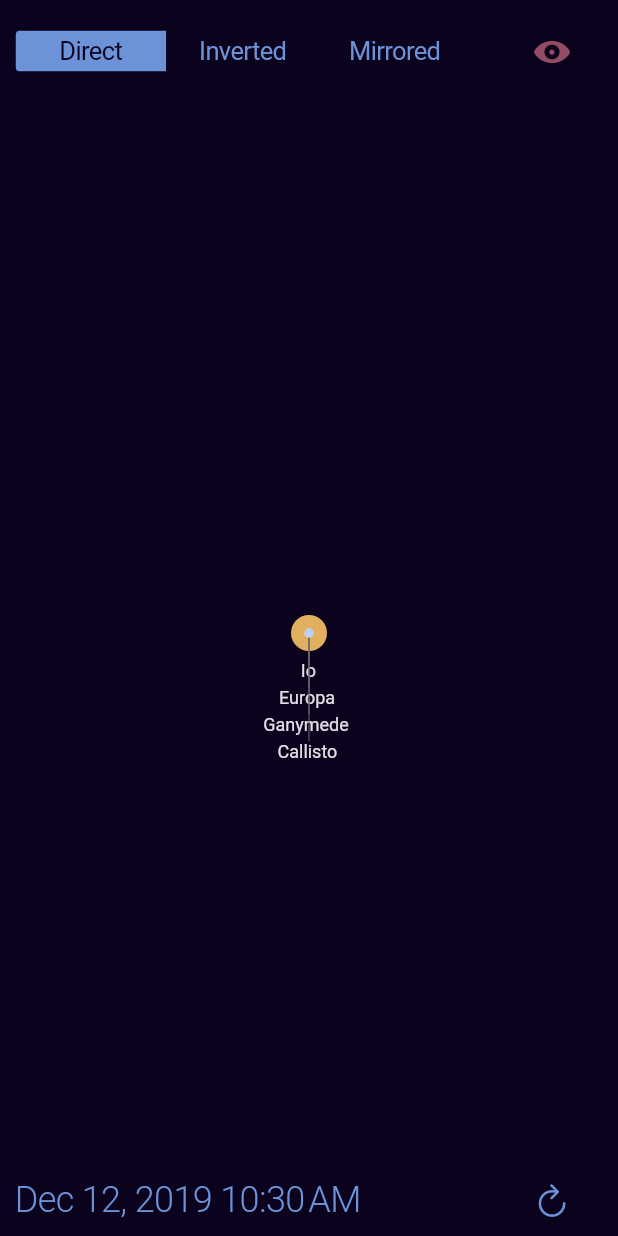
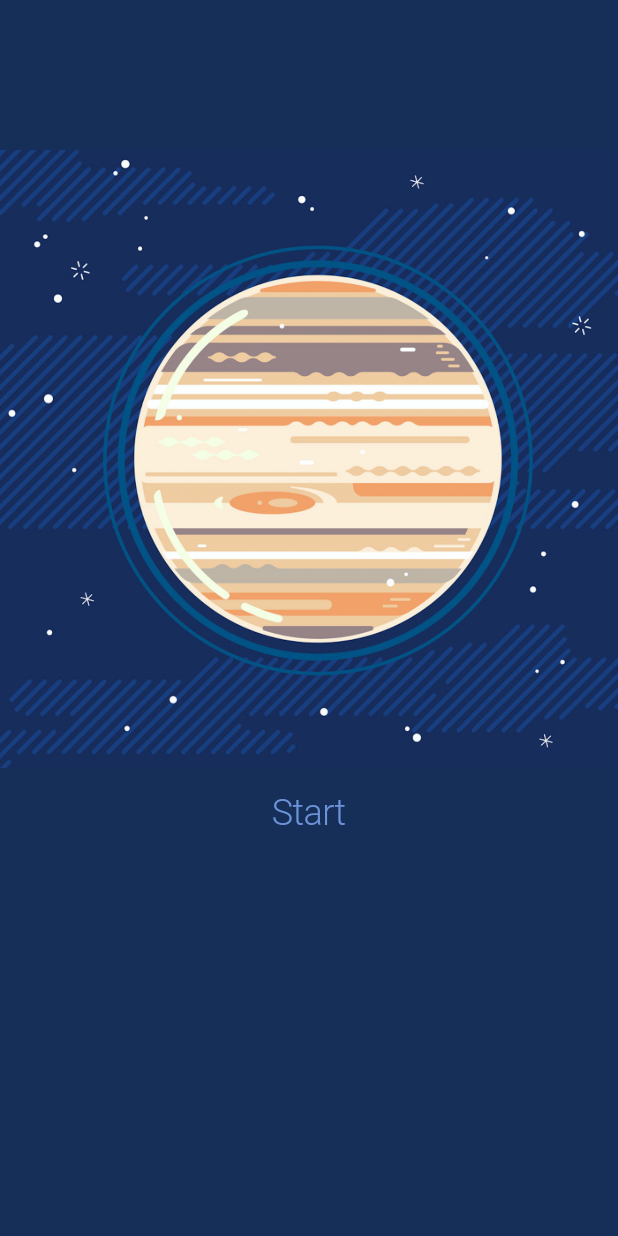
Before and after one commit to resinizar/galilean_moons, a Flutter app: the screen it shows after launch, on a phone screen of 412 x 824 dp. Run offline on Flutter 3.47's test engine with Material 2 defaults, Android fonts, the light colour scheme and no system bars; our stand-ins replace csv, flutter_datetime_picker.

Commit message:
hack fix to make it work on phone

```diff
--- a/lib/app.dart
+++ b/lib/app.dart
@@ -15,8 +15,8 @@ class _MoonsState extends State<MoonDisplay> {
   DateTime selectedDate = DateTime.now();
   View selectedView = View.direct;
   SatelliteData data = SatelliteData();
-
   bool nightMode = false;
+  bool loading = true;
 
   bool neg(bool value) {
     if (value == true) {
@@ -28,6 +28,14 @@ class _MoonsState extends State<MoonDisplay> {
 
   @override
   Widget build(BuildContext context) {
+    if (loading) {
+      return _startScreen();
+    } else {
+      return _mainDisplay();
+    }
+  }
+
+  CupertinoPageScaffold _mainDisplay() {
     return CupertinoPageScaffold(
         backgroundColor: Styles.backgroundColor,
         child: Column(
@@ -35,7 +43,6 @@ class _MoonsState extends State<MoonDisplay> {
             Row(
               children: <Widget>[
                 Expanded(child: _viewChangerWidget()),
-                // Spacer(),
                 _nightModeWidget(),
               ],
             ),
@@ -43,12 +50,31 @@ class _MoonsState extends State<MoonDisplay> {
             Row(
               children: <Widget>[
                 Expanded(child: _currentDateWidget()),
-                // Spacer(),
                 _nowWidget(),
               ],
             ),
           ],
         ));
+  }
+
+  Widget _startScreen() {
+    return CupertinoPageScaffold(
+      backgroundColor: Styles.launchBackground,
+      child: Column(
+      children: <Widget>[
+        Padding(
+          padding: EdgeInsets.only(top: 100),
+          child: Image(
+            image: AssetImage('images/launchJupiter.png')
+          ),
+        ),
+        CupertinoButton(
+        child: Text('Start', style: Styles().getBigTextStyle(nightMode)),
+        onPressed: () => setState(() => loading = false),
+        ),
+      ],
+    )
+    );
   }
 
   Expanded _displayWidget() {
@@ -95,11 +121,11 @@ class _MoonsState extends State<MoonDisplay> {
   GestureDetector _currentDateWidget() {
     return GestureDetector(
       child: Padding(
-        child: Text(_dateToString(selectedDate),
-          style: Styles().getBigTextStyle(nightMode),
-        ),
-        padding: EdgeInsets.symmetric(horizontal: 10)
-      ),
+          child: Text(
+            _dateToString(selectedDate),
+            style: Styles().getBigTextStyle(nightMode),
+          ),
+          padding: EdgeInsets.symmetric(horizontal: 10)),
       onTap: () {
         DatePicker.showDateTimePicker(context,
             showTitleActions: true,
--- a/lib/satellite_data.dart
+++ b/lib/satellite_data.dart
@@ -1,5 +1,6 @@
 import 'dart:ui';
 import 'package:csv/csv.dart';
+import 'package:flutter/material.dart';
 import 'package:intl/intl.dart';
 import 'dart:math';
 import 'package:flutter/services.dart' show rootBundle;
@@ -28,7 +29,24 @@ class SatelliteData {
   DateTime startDate;
   Duration intervalTime;
 
+  Future<String> _getFileContent(String filename) async {
+    return await rootBundle.loadString('data/$filename.csv');
+  }
+
   SatelliteData() {
+    // load jupiter data
+    final content = _getFileContent('jupiter');
+    content.then((content) {
+      jData = const CsvToListConverter().convert(content);
+
+      int numRows = jData.length;
+      startDate = DateFormat('yyyy-MMM-dd hh:mm').parse(jData[1][0]);
+      endDate = DateFormat('yyyy-MMM-dd hh:mm').parse(jData[numRows - 1][0]);
+      intervalTime = DateFormat('yyyy-MMM-dd hh:mm')
+          .parse(jData[2][0])
+          .difference(startDate);
+    });
+
     // load moon data
     Moon.values.forEach((m) {
       final content = _getFileContent(getName(m).toLowerCase());
@@ -36,25 +54,9 @@ class SatelliteData {
         moonData[m.index] = const CsvToListConverter().convert(content);
       });
     });
-
-    // load jupiter data
-    final content = _getFileContent('jupiter');
-    content.then((content) {
-      jData = const CsvToListConverter().convert(content);
-
-      int numRows = jData.length;
-      startDate = DateFormat('yyyy-MMM-dd hh:mm').parse(jData[1][0]);
-      endDate = DateFormat('yyyy-MMM-dd hh:mm').parse(jData[numRows-1][0]);
-      intervalTime = DateFormat('yyyy-MMM-dd hh:mm').parse(jData[2][0]).difference(startDate);
-    });
-  }
-
-  Future<String> _getFileContent(String filename) async {
-    return await rootBundle.loadString('data/$filename.csv');
   }
 
   DisplayInfo getCoords(DateTime date) {
-    if (intervalTime != null && moonData[Moon.callisto.index] != null) {
     double hourDiff = date.difference(startDate).inSeconds / 3600;
     int index = hourDiff ~/ intervalTime.inHours;
     double amountBetween = hourDiff % (intervalTime.inSeconds / 3600);
@@ -92,11 +94,6 @@ class SatelliteData {
         Offset(relCoords[moon.index].ra * f, relCoords[moon.index].dec * f));
 
     return DisplayInfo(offsets, jDiam);
-    } else {
-      return DisplayInfo(
-          [Offset(0, 0), Offset(0, 0), Offset(0, 0), Offset(0, 0)],
-          _getJupDiam(0));
-    }
   }
 
   SpaceCoord _interpolate(Moon moon, int i, double between) {
--- a/lib/styles.dart
+++ b/lib/styles.dart
@@ -11,6 +11,7 @@ class Styles {
   static const Color textColor = Color(0xffe2e0e5);
   static const Color textColorShade = Color(0xff959499);
   static const Color moonLabelLineColor = Color(0xff6b6a6d);
+  static const Color launchBackground = Color(0xff152f58);
 
   static const Color jColor = Color(0xffe0b05e);
   static const Color iColor = Color(0xfff9ea77);
--- a/pubspec.yaml
+++ b/pubspec.yaml
@@ -50,6 +50,7 @@ flutter:
     - data/europa.csv
     - data/callisto.csv
     - data/ganymede.csv
+    - images/launchJupiter.png
 
 
   # An image asset can refer to one or more resolution-specific "variants", see
```
Also changed, not shown: images/launchJupiter.png (added). Lines whose indentation alone changed are shown as unchanged.
